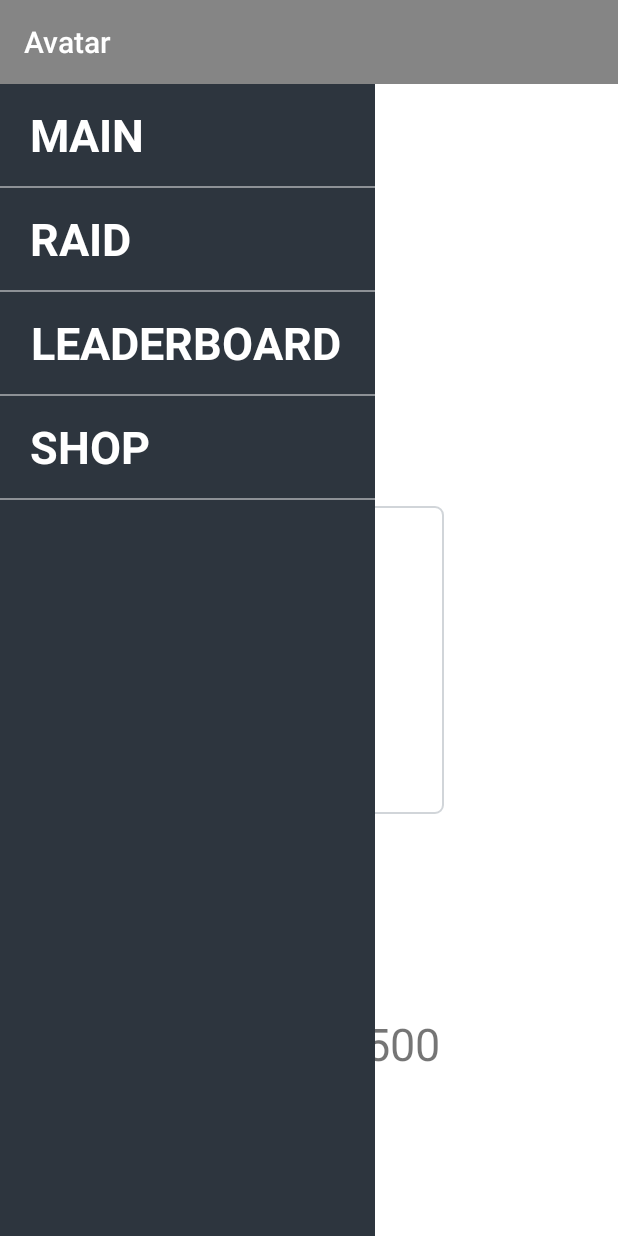
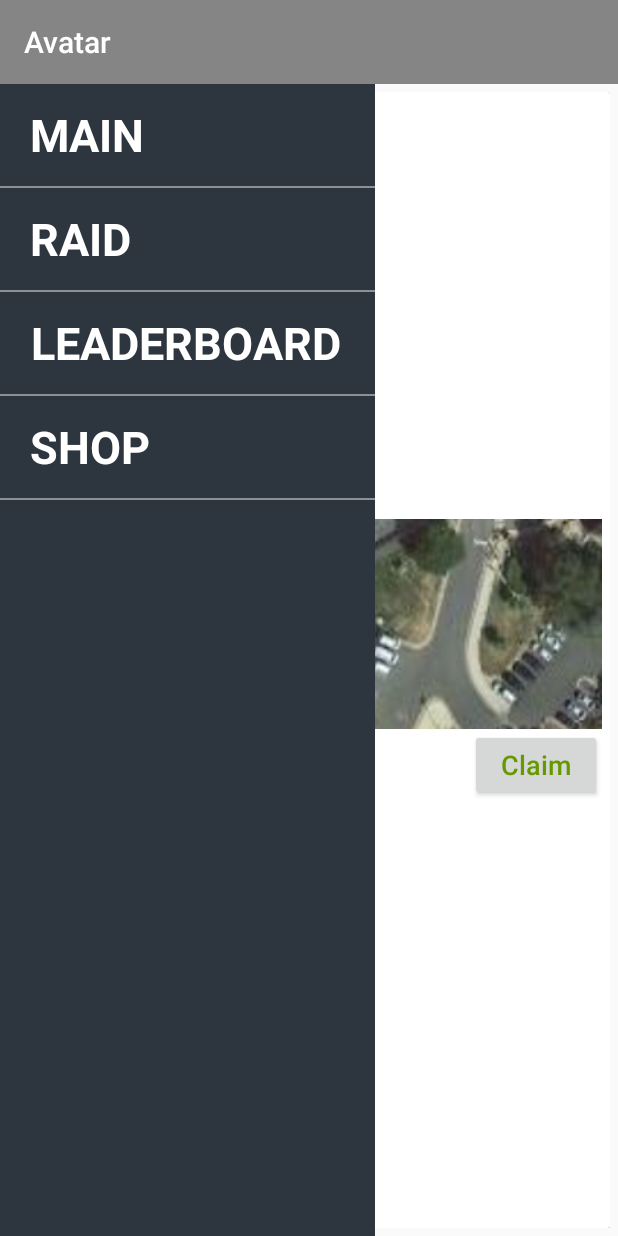
Before and after one commit to mikias/Fiteval, an Android app: the fragment RaidFragment placed in its activity, with the side drawer open, on a phone screen of 412 x 824 dp. Run offline under Robolectric (Android 15) with nearby library versions, the phone set to English and light mode, and no system bars; our stand-ins replace Firebase (no records; nobody signed in at launch, a user with empty details on screens opened directly); libraries missing offline, so code that uses them is left out: com.balysv.materialmenu; 5 statements that could not run were skipped.

Commit message:
Follow up to previous raid update: bug fixes TODO: add more raids, implement raid button logic, idk maybe clean it up so it doesn't look awful

```diff
--- a/mobile/src/main/java/com/fiteval/ui/activity/LoginActivity.java
+++ b/mobile/src/main/java/com/fiteval/ui/activity/LoginActivity.java
@@ -195,7 +195,6 @@ public class LoginActivity extends Activity implements MediaPlayer.OnPreparedLis
                     finish();
                 }else{
                     Toast.makeText(LoginActivity.this,"There was an error....", Toast.LENGTH_LONG).show();
-
                 }
 
 
--- a/mobile/src/main/java/com/fiteval/ui/fragment/RaidFragment.java
+++ b/mobile/src/main/java/com/fiteval/ui/fragment/RaidFragment.java
@@ -3,6 +3,7 @@ package com.fiteval.ui.fragment;
 import android.content.Context;
 import android.os.Bundle;
 import android.support.v4.app.Fragment;
+import android.support.v7.widget.LinearLayoutManager;
 import android.support.v7.widget.RecyclerView;
 import android.view.LayoutInflater;
 import android.view.View;
@@ -20,6 +21,7 @@ import java.util.ArrayList;
 public class RaidFragment extends Fragment {
 
     RecyclerView mRecycler;
+    public static final String TAG = MainFragment.class.getName();
 
     public RaidFragment() {
         // Required empty public constructor
@@ -42,11 +44,19 @@ public class RaidFragment extends Fragment {
     public View onCreateView(LayoutInflater inflater, ViewGroup container,
                              Bundle savedInstanceState) {
 
-        View root = inflater.inflate(R.layout.fragment_main, container, false);
+        View root = inflater.inflate(R.layout.fragment_raid, container, false);
 
         mRecycler = (RecyclerView) root.findViewById(R.id.raid_recyclerView);
 
-        mRecycler.setAdapter(new Adapter());
+        mRecycler.setHasFixedSize(true);
+
+        // use a linear layout manager
+        LinearLayoutManager mLayoutManager = new LinearLayoutManager(getContext());
+        mRecycler.setLayoutManager(mLayoutManager);
+
+        // specify an adapter (see also next example)
+        Adapter adapter = new Adapter();
+        mRecycler.setAdapter(adapter);
 
         return root;
     }
@@ -55,12 +65,6 @@ public class RaidFragment extends Fragment {
     public void onDetach() {
         super.onDetach();
         mRecycler.setAdapter(null);
-    }
-
-    @Override
-    public void onAttach(Context context) {
-        super.onAttach(context);
-        mRecycler.setAdapter(new Adapter());
     }
 
     private class Adapter extends RecyclerView.Adapter<Adapter.RaidViewHolder>{
--- a/mobile/src/main/res/layout/fragment_raid.xml
+++ b/mobile/src/main/res/layout/fragment_raid.xml
@@ -7,6 +7,7 @@
     <android.support.v7.widget.RecyclerView
         android:id="@+id/raid_recyclerView"
         android:scrollbars="vertical"
+        android:padding="5dp"
         android:layout_width="match_parent"
         android:layout_height="match_parent"/>
 
--- a/mobile/src/main/res/layout/raid_card.xml
+++ b/mobile/src/main/res/layout/raid_card.xml
@@ -1,5 +1,6 @@
 <?xml version="1.0" encoding="utf-8"?>
 <android.support.v7.widget.CardView xmlns:android="http://schemas.android.com/apk/res/android"
+    xmlns:card_view="http://schemas.android.com/apk/res-auto"
     android:layout_width="match_parent"
     android:id="@+id/raid_card"
     android:layout_height="match_parent">
@@ -7,9 +8,9 @@
     <RelativeLayout
         android:layout_width="match_parent"
         android:layout_height="wrap_content"
-        android:focusable="true"
-        android:clickable="true"
-        android:padding="10dp">
+        android:layout_gravity="center"
+        card_view:cardElevation="4dp"
+        android:padding="5dp">
 
         <ImageView
             android:layout_width="match_parent"
@@ -27,7 +28,7 @@
             android:id="@+id/button_raid"
             android:text="Claim"
             android:textAllCaps="false"
-            android:textSize="20sp"
+            android:textSize="18sp"
             android:textColor="@android:color/holo_green_dark"
             android:layout_alignParentEnd="true"
             />
```
Also changed, not shown: mobile/src/main/java/com/fiteval/ui/activity/MainActivity.java (+10 -4 lines).
